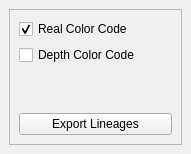
Above: Code/GUI/lib/Resources/LineageDockWidget.ui from gofigure2/GoFigure2 before the change. Below: the same form after it.
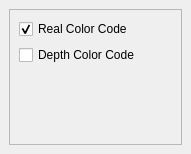
That is the form after the change.

Commit message: move the export lineages into the export menu

What changed in the file:
```diff
--- a/Code/GUI/lib/Resources/LineageDockWidget.ui
+++ b/Code/GUI/lib/Resources/LineageDockWidget.ui
@@ -70,13 +70,6 @@
          </property>
         </spacer>
        </item>
-       <item row="2" column="0">
-        <widget class="QPushButton" name="exportLineages">
-         <property name="text">
-          <string>Export Lineages</string>
-         </property>
-        </widget>
-       </item>
       </layout>
      </widget>
     </item>
```
The commit also changes 3 other files.
